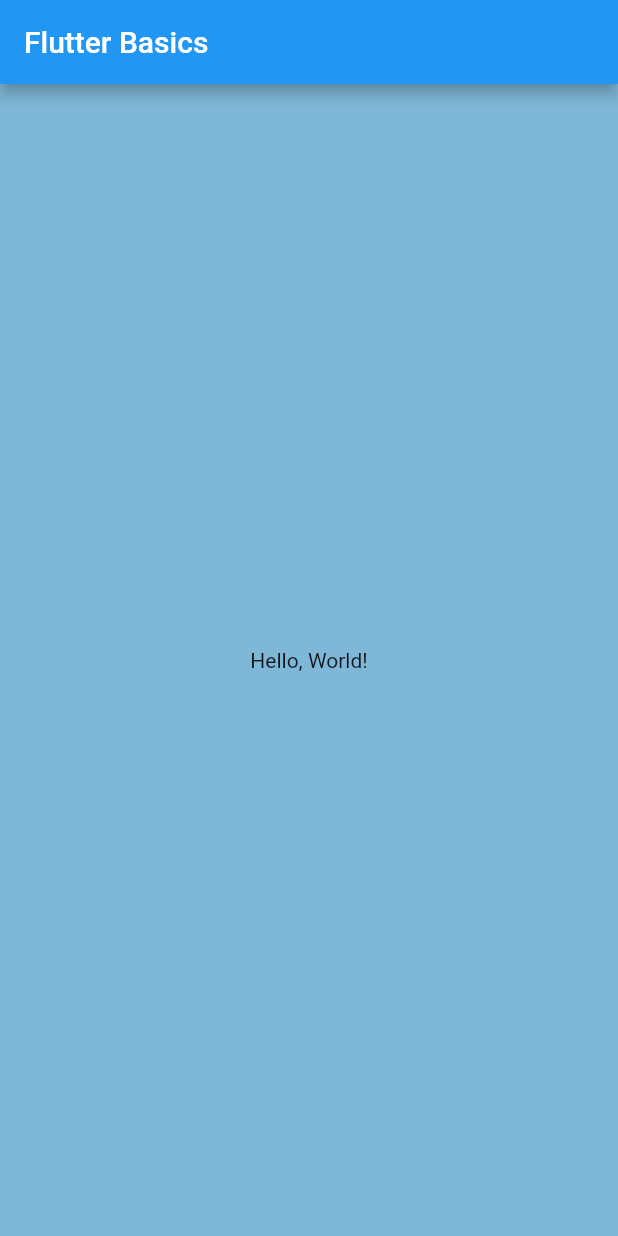
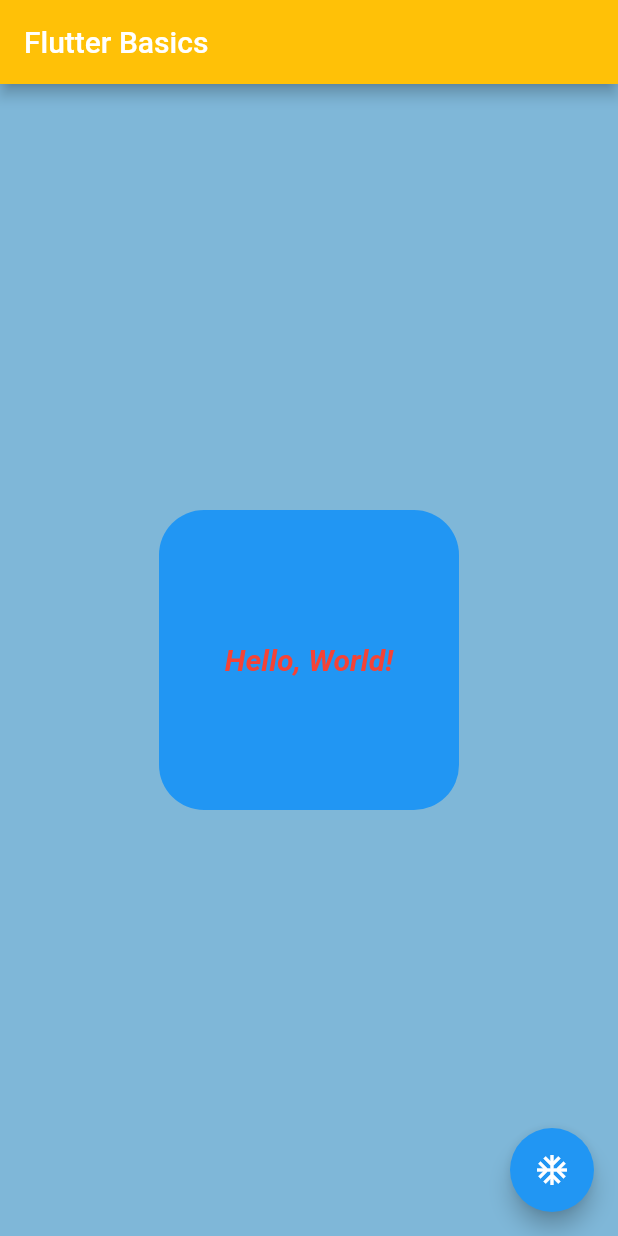
Before and after one commit to yeonblue/FlutterPractice, a Flutter app: the screen it shows after launch, on a phone screen of 412 x 824 dp. Run offline on Flutter 3.47's test engine with Material 2 defaults, Android fonts, the phone set to English and light mode, and no system bars.

Commit message:
add scaffold, container, text

```diff
--- a/FlutterBasics/lib/main.dart
+++ b/FlutterBasics/lib/main.dart
@@ -11,13 +11,21 @@ class MyApp extends StatelessWidget { // stateless므로 변화하지 않음
   Widget build(BuildContext context) { // 모든 widget은 build function을 가짐, flutter는 widget tree 구조
     return MaterialApp(
       title: 'Flutter Demo',
-
-      home: Scaffold(
+      theme: ThemeData(appBarTheme: const AppBarTheme(
+        backgroundColor: Colors.amber
+        ),
+      ),
+      debugShowCheckedModeBanner: false, // 우측 상단 디버그 사라지게
+      home: Scaffold( // one page를 의미(basic layout)
         backgroundColor: const Color.fromARGB(255, 127, 183, 216),
         appBar: AppBar(
           title: const Text("Flutter Basics"),
           ),
         body: const CenterText(),
+        floatingActionButton: FloatingActionButton(
+          onPressed: () => debugPrint("Clicked"),
+          child: const Icon(Icons.ac_unit),
+        ),
       ),
     );
   }
@@ -31,8 +39,26 @@ class CenterText extends StatelessWidget {
 
   @override
   Widget build(BuildContext context) {
-    return const Center(
-      child: Text("Hello, World!"), // parent(Center)가 const므로 child는 const로 안해도 됨
+    return Center(
+      child: Container(
+        height: 200,
+        width: 200,
+        // color: Colors.yellow, boxDecoration을 썼기 때문에 사용 불가, crash남
+        decoration: BoxDecoration(
+          color: Colors.blue,
+          borderRadius: BorderRadius.circular(30),
+          ),
+        child: const Center(
+          child: Text("Hello, World!",
+            style: TextStyle(
+              color: Colors.red,
+              fontSize: 20,
+              fontStyle: FontStyle.italic,
+              fontWeight: FontWeight.bold
+              ),
+          ),
+        ),
+      ), // parent(Center)가 const므로 child는 const로 안해도 됨
     );
   }
 }
@@ -65,3 +91,7 @@ class CenterText extends StatelessWidget {
 //     return Container();
 //   }
 // }
+
+// container
+// basic widget, height, width를 가짐
+// boxDecoration을 쓰면 color 사용 불가!, 위 소스 참고
```
Also changed, not shown: 1 other file.
